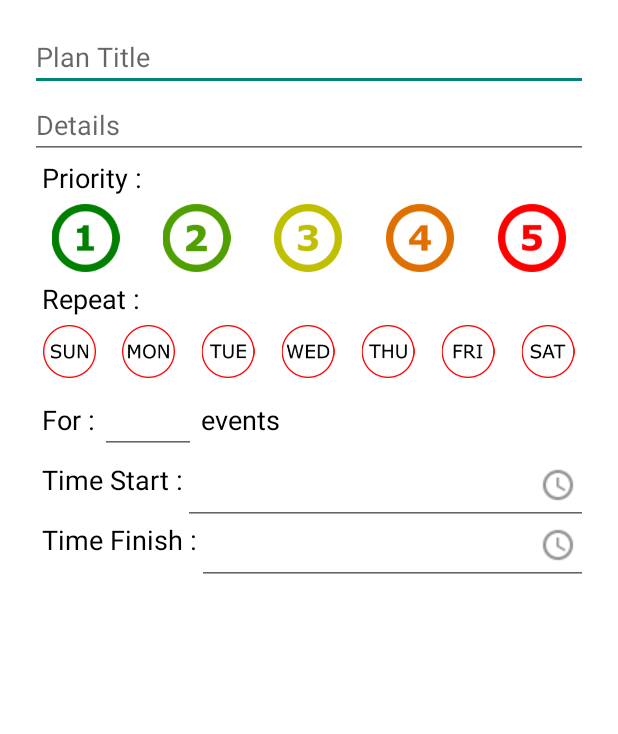
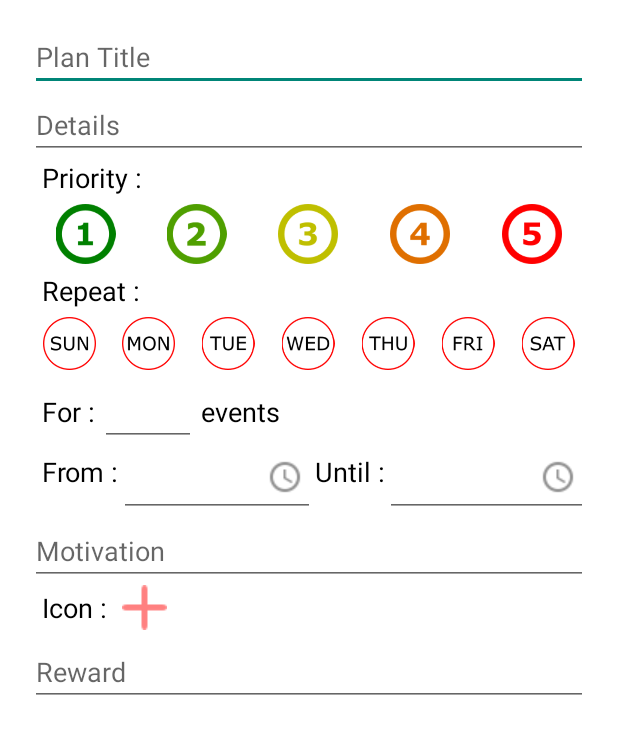
Before and after one commit to stef-ang/DisciplineAssistent, an Android app: the layout fragment_add_plan.xml on its own in the app's theme, with its tools: preview values and no code run, on a phone screen of 412 x 824 dp. Shown: the top 734 px of the screen. Run offline under Robolectric (Android 15) with nearby library versions, the light colour scheme and no system bars.

Commit message:
XML fragment_add_plan done

```diff
--- a/app/src/main/res/layout/fragment_add_plan.xml
+++ b/app/src/main/res/layout/fragment_add_plan.xml
@@ -28,7 +28,7 @@
             android:layout_height="wrap_content"
             android:inputType="textMultiLine"
             android:layout_below="@+id/et_plan_title"
-            android:hint="Details"/>
+            android:hint="@string/hint_detail"/>
         <TextView
             android:id="@+id/tv_priority"
             android:layout_width="wrap_content"
@@ -181,16 +181,27 @@
             android:layout_alignBaseline="@id/et_for_numb"
             android:layout_toRightOf="@id/et_for_numb"/>
 
+        <LinearLayout
+            android:id="@+id/ll_time"
+            android:layout_width="match_parent"
+            android:layout_height="wrap_content"
+            android:orientation="horizontal"
+            android:layout_below="@id/tv_for"
+            android:layout_marginLeft="@dimen/margin_left_font_normal"
+            android:layout_marginTop="@dimen/margin_top_view_add_plan">
+            <LinearLayout
+                android:id="@+id/ll_start"
+                android:layout_width="0dp"
+                android:layout_height="wrap_content"
+                android:layout_weight="1"
+                android:orientation="horizontal">
                 <TextView
                     android:id="@+id/tv_start"
                     android:layout_width="wrap_content"
                     android:layout_height="wrap_content"
                     android:text="@string/tv_start"
                     android:textSize="@dimen/fontsize_normal"
-            android:textColor="@android:color/black"
-            android:layout_below="@id/tv_for"
-            android:layout_marginLeft="@dimen/margin_left_font_normal"
-            android:layout_marginTop="@dimen/margin_top_view_add_plan2"/>
+                    android:textColor="@android:color/black" />
                 <EditText
                     android:id="@+id/et_start"
                     android:layout_width="match_parent"
@@ -198,20 +209,21 @@
                     android:textSize="@dimen/fontsize_normal"
                     android:textStyle="bold"
                     android:gravity="right"
-            android:drawableRight="@drawable/ic_clock"
-            android:layout_alignBaseline="@id/tv_start"
-            android:layout_toRightOf="@id/tv_start"/>
-
+                    android:drawableRight="@drawable/ic_clock"/>
+            </LinearLayout>
+            <LinearLayout
+                android:id="@+id/ll_finish"
+                android:layout_width="0dp"
+                android:layout_height="wrap_content"
+                android:layout_weight="1"
+                android:orientation="horizontal">
                 <TextView
                     android:id="@+id/tv_finish"
                     android:layout_width="wrap_content"
                     android:layout_height="wrap_content"
                     android:text="@string/tv_finish"
                     android:textSize="@dimen/fontsize_normal"
-            android:textColor="@android:color/black"
-            android:layout_below="@id/tv_start"
-            android:layout_marginLeft="@dimen/margin_left_font_normal"
-            android:layout_marginTop="@dimen/margin_top_view_add_plan2"/>
+                    android:textColor="@android:color/black" />
                 <EditText
                     android:id="@+id/et_finish"
                     android:layout_width="match_parent"
@@ -219,12 +231,51 @@
                     android:textSize="@dimen/fontsize_normal"
                     android:textStyle="bold"
                     android:gravity="right"
-            android:drawableRight="@drawable/ic_clock"
-            android:layout_alignBaseline="@id/tv_finish"
-            android:layout_toRightOf="@id/tv_finish"/>
+                    android:drawableRight="@drawable/ic_clock"/>
+            </LinearLayout>
+        </LinearLayout>
+
+        <EditText
+            android:id="@+id/et_motivation"
+            android:layout_width="match_parent"
+            android:layout_height="wrap_content"
+            android:inputType="textMultiLine"
+            android:layout_below="@+id/ll_time"
+            android:hint="@string/hint_motivation"/>
+
+        <LinearLayout
+            android:id="@+id/ll_icon"
+            android:layout_width="match_parent"
+            android:layout_height="wrap_content"
+            android:layout_below="@id/et_motivation"
+            android:layout_marginLeft="@dimen/margin_left_font_normal"
+            android:orientation="horizontal">
+            <TextView
+                android:id="@+id/tv_icon"
+                android:layout_width="wrap_content"
+                android:layout_height="wrap_content"
+                android:text="@string/tv_icon"
+                android:textSize="@dimen/fontsize_normal"
+                android:textColor="@android:color/black"
+                android:layout_gravity="center_vertical"
+                />
+            <ImageView
+                android:id="@+id/img_add_ic"
+                android:layout_width="wrap_content"
+                android:layout_height="wrap_content"
+                android:layout_marginLeft="@dimen/margin_left_ic"
+                android:src="@drawable/add_ic"
+                android:onClick="click_add_ic"/>
+        </LinearLayout>
+
+        <EditText
+            android:id="@+id/et_reward"
+            android:layout_width="match_parent"
+            android:layout_height="wrap_content"
+            android:inputType="textMultiLine"
+            android:layout_below="@+id/ll_icon"
+            android:hint="@string/hint_reward"
+            android:layout_marginTop="@dimen/margin_top_view_add_plan"/>
     </RelativeLayout>
 </ScrollView>
-
-
-
 </RelativeLayout>
--- a/app/src/main/res/values/dimens.xml
+++ b/app/src/main/res/values/dimens.xml
@@ -10,7 +10,8 @@
     <dimen name="margin_left_font_normal">8dp</dimen>
     <dimen name="margin_top_view_add_plan">5dp</dimen>
     <dimen name="margin_top_view_add_plan2">15dp</dimen>
-    <dimen name="priority_icon">45dp</dimen>
+    <dimen name="priority_icon">40dp</dimen>
     <dimen name="day_icon">35dp</dimen>
     <dimen name="margin_lr_for_numb">3dp</dimen>
+    <dimen name="margin_left_ic">10dp</dimen>
 </resources>
--- a/app/src/main/res/values/strings.xml
+++ b/app/src/main/res/values/strings.xml
@@ -7,10 +7,14 @@
     <string name="hello_blank_fragment">Hello blank fragment</string>
 
     <string name="hint_plan_title">Plan Title</string>
+    <string name="hint_detail">Details</string>
+    <string name="hint_motivation">Motivation</string>
+    <string name="hint_reward">Reward</string>
     <string name="tv_priority">Priority :</string>
     <string name="tv_day">Repeat :</string>
     <string name="tv_for">For : </string>
     <string name="tv_events"> events</string>
-    <string name="tv_start">Time Start : </string>
-    <string name="tv_finish">Time Finish : </string>
+    <string name="tv_start">From :</string>
+    <string name="tv_finish">Until :</string>
+    <string name="tv_icon">Icon : </string>
 </resources>
```
Also changed, not shown: app/src/main/res/drawable/add_ic.png (added), 2 other files. Lines whose indentation alone changed are shown as unchanged.
